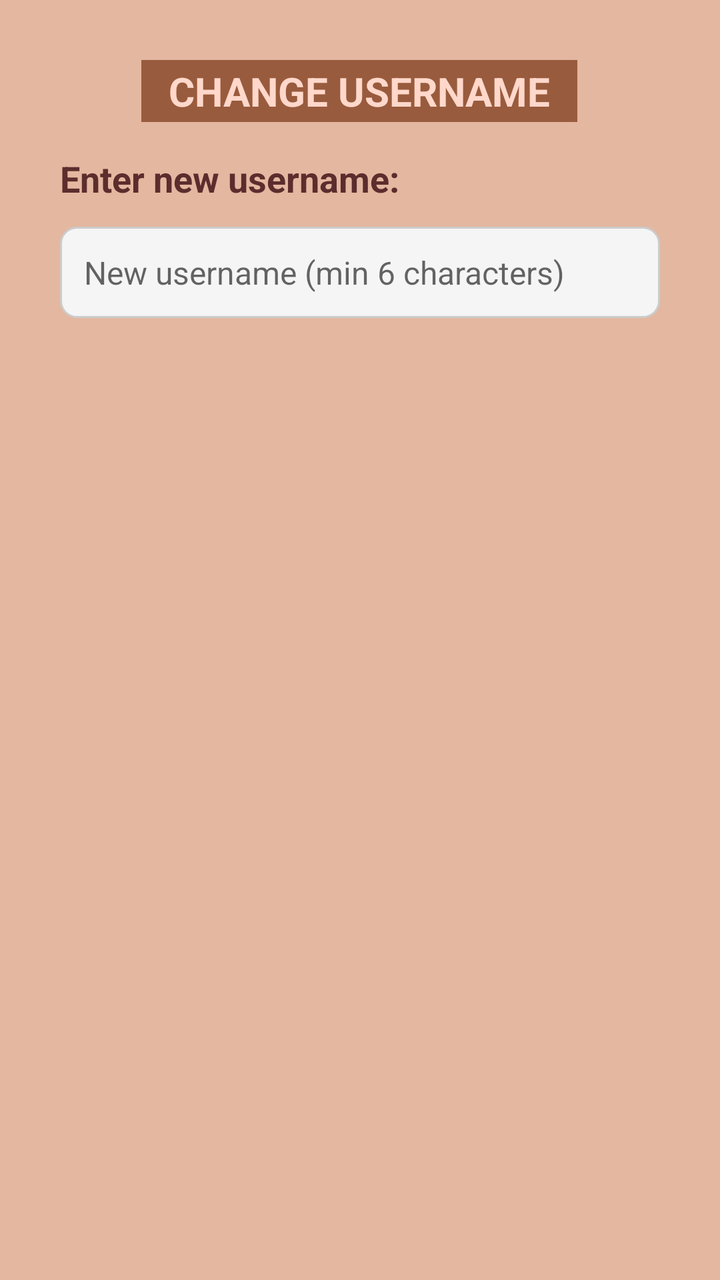
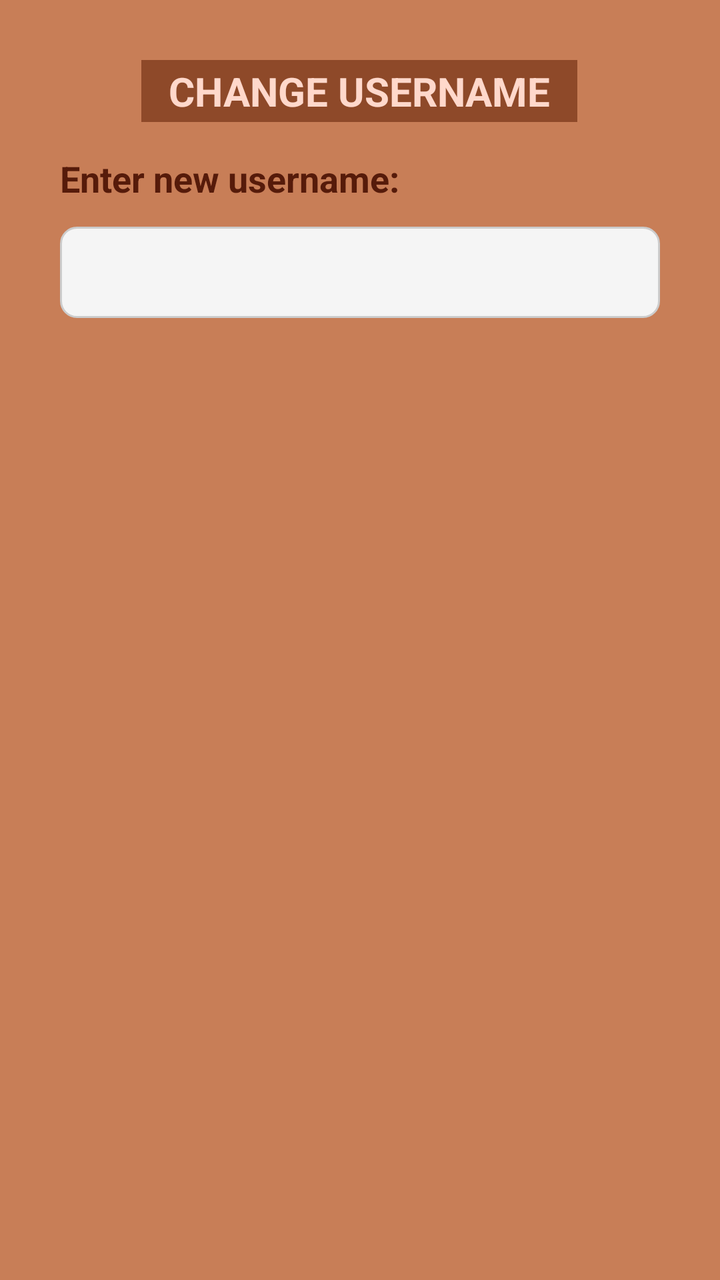

Compare the two renders of this Android layout. The source of the first and the diff that turns it into the second are given below.
<!-- AndroidManifest.xml: application theme Theme.MoodTracker -->
<!-- res/layout/dialog_change_username.xml -->
<?xml version="1.0" encoding="utf-8"?>
<androidx.constraintlayout.widget.ConstraintLayout xmlns:android="http://schemas.android.com/apk/res/android"
    xmlns:app="http://schemas.android.com/apk/res-auto"
    xmlns:tools="http://schemas.android.com/tools"
    android:layout_width="match_parent"
    android:layout_height="wrap_content"
    android:background="#E4B7A0"
    android:padding="30dp">

    

    

    <TextView
        android:id="@+id/title_change_username"
        android:layout_width="218dp"
        android:layout_height="31dp"
        android:background="#856532"
        android:backgroundTint="#D0894728"
        android:gravity="center"
        android:text="CHANGE USERNAME"
        android:textColor="#FFD8CB"
        android:textSize="20sp"
        android:textStyle="bold"
        app:layout_constraintEnd_toEndOf="parent"
        app:layout_constraintHorizontal_bias="0.496"
        app:layout_constraintStart_toStartOf="parent"
        app:layout_constraintTop_toTopOf="parent" />

    <TextView
        android:id="@+id/label_username"
        android:layout_width="0dp"
        android:layout_height="wrap_content"
        android:layout_marginTop="16dp"
        android:text="Enter new username:"
        android:textColor="#5B2D2D"
        android:textSize="18sp"
        android:textStyle="bold"
        app:layout_constraintEnd_toEndOf="parent"
        app:layout_constraintStart_toStartOf="parent"
        app:layout_constraintTop_toBottomOf="@id/title_change_username" />

    
    <EditText
        android:id="@+id/new_username"
        android:layout_width="0dp"
        android:layout_height="wrap_content"
        android:layout_marginTop="12dp"
        android:background="@drawable/edittext_background"
        android:hint="New username (min 6 characters)"
        android:inputType="textPersonName"
        android:padding="12dp"
        android:textColor="@android:color/black"
        android:textSize="16sp"
        app:layout_constraintEnd_toEndOf="parent"
        app:layout_constraintStart_toStartOf="parent"
        app:layout_constraintTop_toBottomOf="@id/label_username" />

</androidx.constraintlayout.widget.ConstraintLayout>
<!-- resources referenced by this layout -->
<resources>
  <!-- drawable edittext_background (drawable) -->
  <shape xmlns:android="http://schemas.android.com/apk/res/android" android:shape="rectangle">
      <solid android:color="#F5F5F5" />
      <corners android:radius="8dp" />
      <stroke android:width="1dp" android:color="#CCCCCC" />
  </shape>
  <style name="Theme.MoodTracker" parent="Base.Theme.MoodTracker" />
  <style name="Base.Theme.MoodTracker" parent="Theme.MaterialComponents.Light.NoActionBar">
          
          <item name="colorPrimary">#c47930</item> 
          <item name="colorPrimaryVariant">#c47930</item> 
          <item name="colorOnPrimary">#000000</item> 
          <item name="colorControlNormal">#FFFFFF</item>
  
          
          <item name="materialButtonStyle">@style/CustomButtonStyle</item>
      </style>
  <style name="CustomButtonStyle" parent="Widget.MaterialComponents.Button">
          <item name="backgroundTint">#64381A</item>
          <item name="android:textColor">@color/brownishe</item>
      </style>
  <color name="brownishe">#c47930</color>
</resources>

<!-- the commit's change to res/layout/dialog_change_username.xml (unified diff, before → after) -->
@@ -4,7 +4,7 @@
     xmlns:tools="http://schemas.android.com/tools"
     android:layout_width="match_parent"
     android:layout_height="wrap_content"
-    android:background="#E4B7A0"
+    android:background="#C87E57"
     android:padding="30dp">
 
     
@@ -16,7 +16,7 @@
         android:layout_width="218dp"
         android:layout_height="31dp"
         android:background="#856532"
-        android:backgroundTint="#D0894728"
+        android:backgroundTint="#D0813E1F"
         android:gravity="center"
         android:text="CHANGE USERNAME"
         android:textColor="#FFD8CB"
@@ -33,7 +33,7 @@
         android:layout_height="wrap_content"
         android:layout_marginTop="16dp"
         android:text="Enter new username:"
-        android:textColor="#5B2D2D"
+        android:textColor="#561B0A"
         android:textSize="18sp"
         android:textStyle="bold"
         app:layout_constraintEnd_toEndOf="parent"
@@ -47,7 +47,6 @@
         android:layout_height="wrap_content"
         android:layout_marginTop="12dp"
         android:background="@drawable/edittext_background"
-        android:hint="New username (min 6 characters)"
         android:inputType="textPersonName"
         android:padding="12dp"
         android:textColor="@android:color/black"
